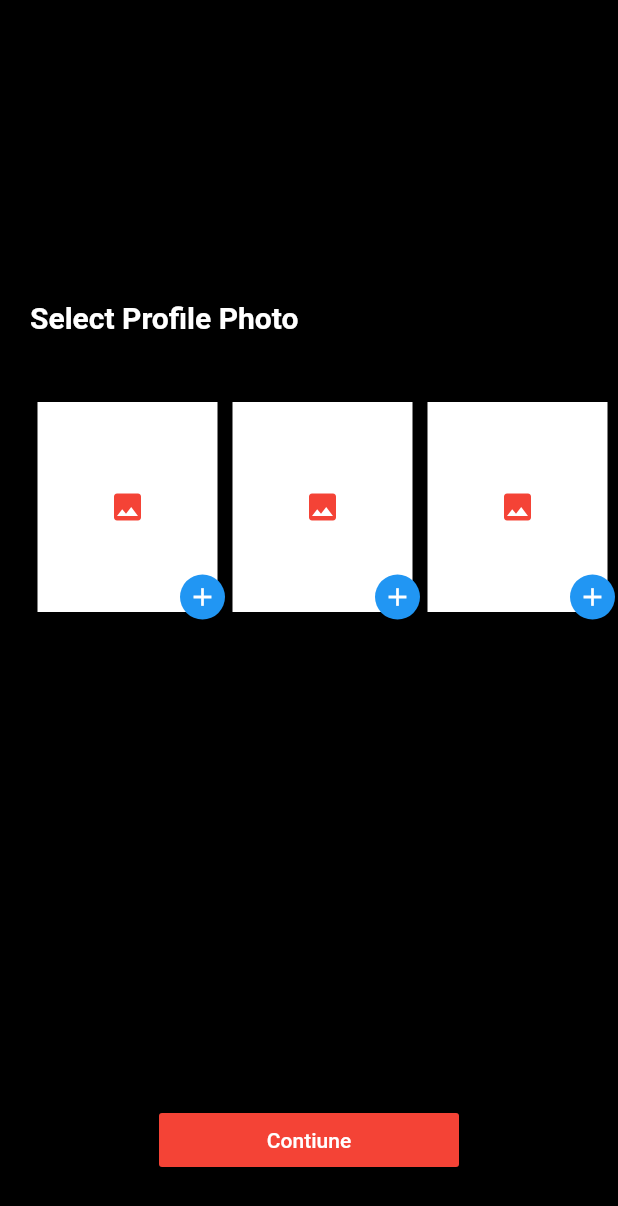
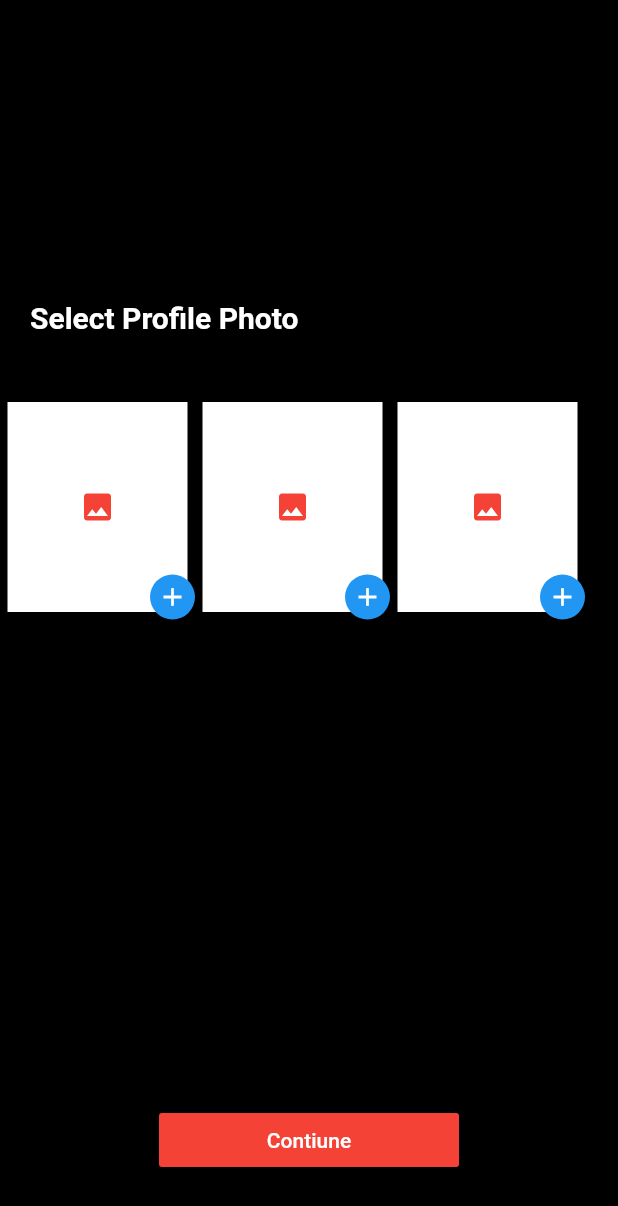
Before and after one commit to taylanyildiz/flutter_image_picker_cropp, a Flutter app: the screen it shows after launch, on a phone screen of 412 x 824 dp. Shown: the top 1206 px of the screen. Run offline on Flutter 3.47's test engine with Material 2 defaults, Android fonts, the light colour scheme and no system bars; our stand-ins replace image_cropper, image_picker.

Commit message:
some chages

```diff
--- a/lib/screens/home_screen.dart
+++ b/lib/screens/home_screen.dart
@@ -201,7 +201,6 @@ class _HomeScreenState extends State<HomeScreen> {
                 width: MediaQuery.of(context).size.width,
                 child: ListView.builder(
                   scrollDirection: Axis.horizontal,
-                  padding: EdgeInsets.only(left: 20.0),
                   physics: NeverScrollableScrollPhysics(),
                   itemCount: 3,
                   itemBuilder: (context, index) =>
```
